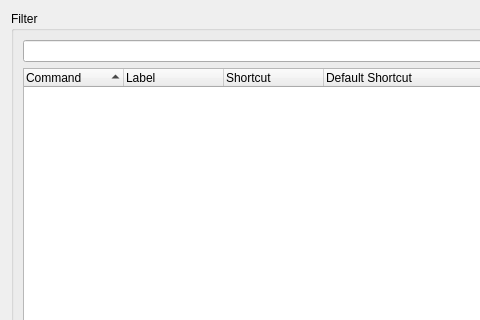
Above: src/Sigil/Form_Files/PKeyboardShortcutsWidget.ui from Sigil-Ebook/Sigil before the change; both pictures show x 0 to 480 and y 0 to 320 of the 568 by 451 pixel window. Below: the same form after it.
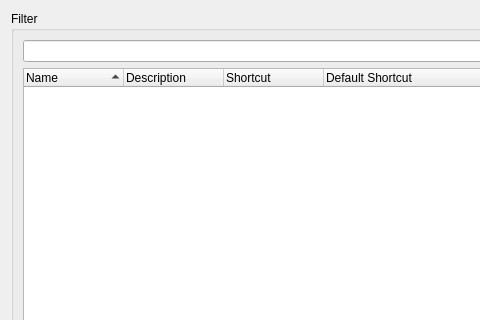
That is the form after the change.

Commit message: Polish shortcut management and shortcut preferences widget.

The edit to the form file:
```diff
--- a/src/Sigil/Form_Files/PKeyboardShortcutsWidget.ui
+++ b/src/Sigil/Form_Files/PKeyboardShortcutsWidget.ui
@@ -43,12 +43,12 @@
         </property>
         <column>
          <property name="text">
-          <string>Command</string>
+          <string>Name</string>
          </property>
         </column>
         <column>
          <property name="text">
-          <string>Label</string>
+          <string>Description</string>
          </property>
         </column>
         <column>
```
The commit also changes 6 other files.
